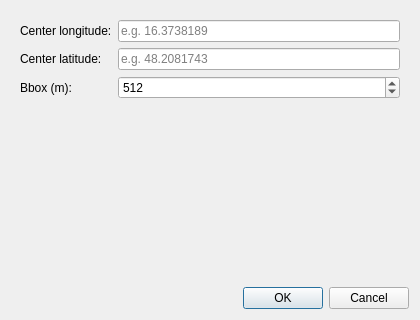
The window that infrared_city_gis/infrared_city_fetch_geometry_dialog.ui (Infrared-city/qgis-plugin) describes before a commit, drawn with Qt 5.
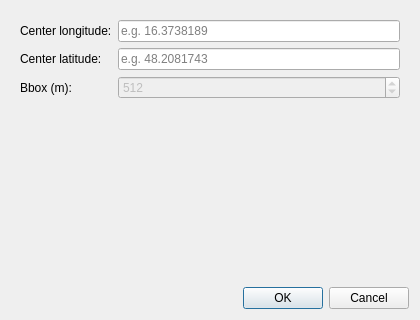
The same window after the commit.

Patch:
```diff
--- a/infrared_city_gis/infrared_city_fetch_geometry_dialog.ui
+++ b/infrared_city_gis/infrared_city_fetch_geometry_dialog.ui
@@ -58,6 +58,9 @@
       </item>
       <item row="2" column="1">
        <widget class="QSpinBox" name="bbox_input">
+        <property name="enabled">
+         <bool>false</bool>
+        </property>
         <property name="minimum">
          <number>16</number>
         </property>
```
